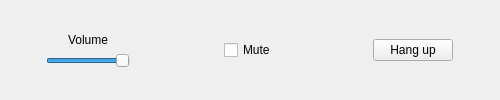
This is client/form/CallWindow.ui in Kalashnico/CPP_babel_2018 as Qt 5 draws it before an edit. The edited form follows.
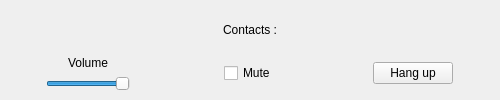
This is the edited form.

Commit message: JDE: Calling Name

What changed in the file:
```diff
--- a/client/form/CallWindow.ui
+++ b/client/form/CallWindow.ui
@@ -41,7 +41,14 @@
      </property>
      <item row="0" column="0">
       <layout class="QGridLayout" name="gridLayout_3">
-       <item row="0" column="2" alignment="Qt::AlignHCenter">
+       <item row="1" column="3" alignment="Qt::AlignHCenter">
+        <widget class="QPushButton" name="HangUpButton">
+         <property name="text">
+          <string>Hang up</string>
+         </property>
+        </widget>
+       </item>
+       <item row="1" column="2" alignment="Qt::AlignHCenter">
         <widget class="QCheckBox" name="MuteCheckBox">
          <property name="layoutDirection">
           <enum>Qt::LeftToRight</enum>
@@ -57,14 +64,7 @@
          </property>
         </widget>
        </item>
-       <item row="0" column="3" alignment="Qt::AlignHCenter">
-        <widget class="QPushButton" name="HangUpButton">
-         <property name="text">
-          <string>Hang up</string>
-         </property>
-        </widget>
-       </item>
-       <item row="0" column="0">
+       <item row="1" column="0">
         <layout class="QVBoxLayout" name="verticalLayout_2">
          <item alignment="Qt::AlignHCenter">
           <widget class="QLabel" name="VolumeLabel">
@@ -85,6 +85,13 @@
          </item>
         </layout>
        </item>
+       <item row="0" column="2" alignment="Qt::AlignHCenter">
+        <widget class="QLabel" name="CallLabel">
+         <property name="text">
+          <string>Contacts :</string>
+         </property>
+        </widget>
+       </item>
       </layout>
      </item>
     </layout>
```
The commit also changes 1 other file.
